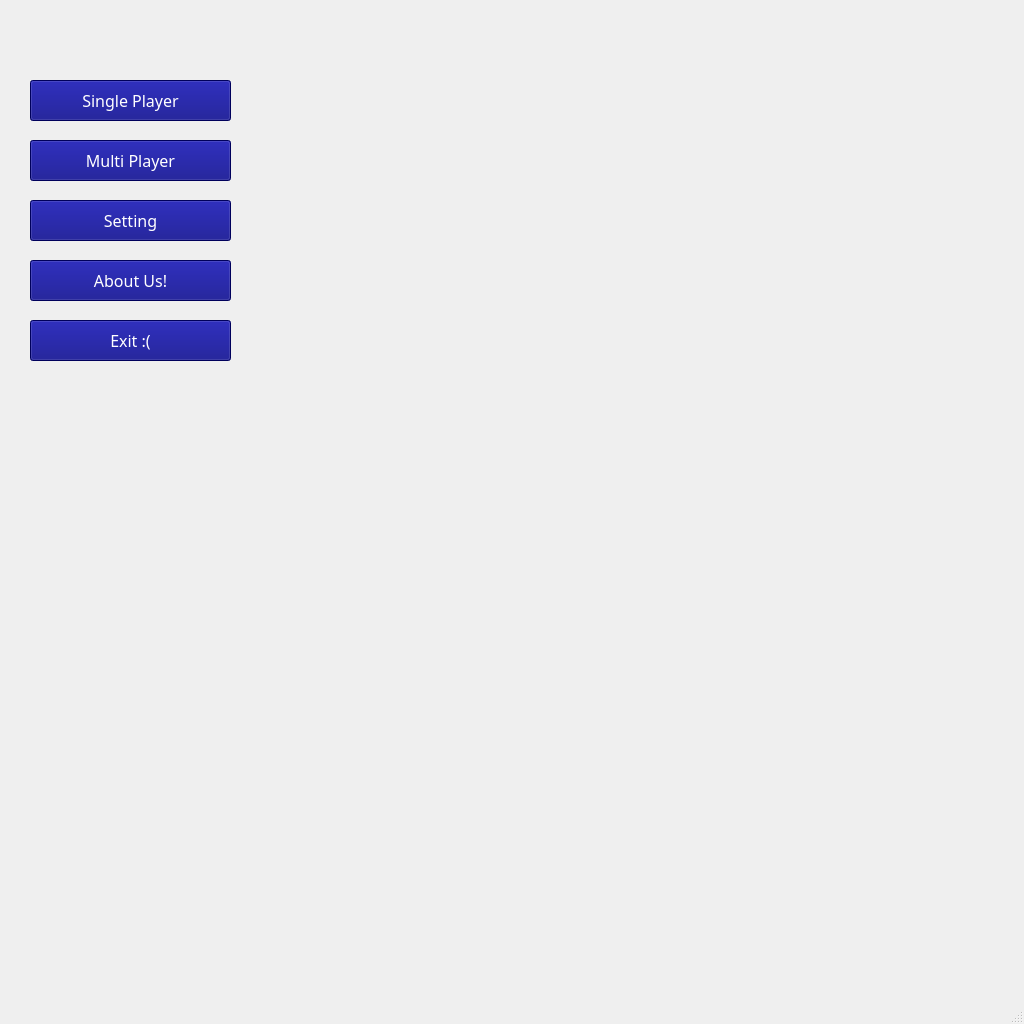
rezaqomy/quse, file mainwindow.ui: the form before one commit.
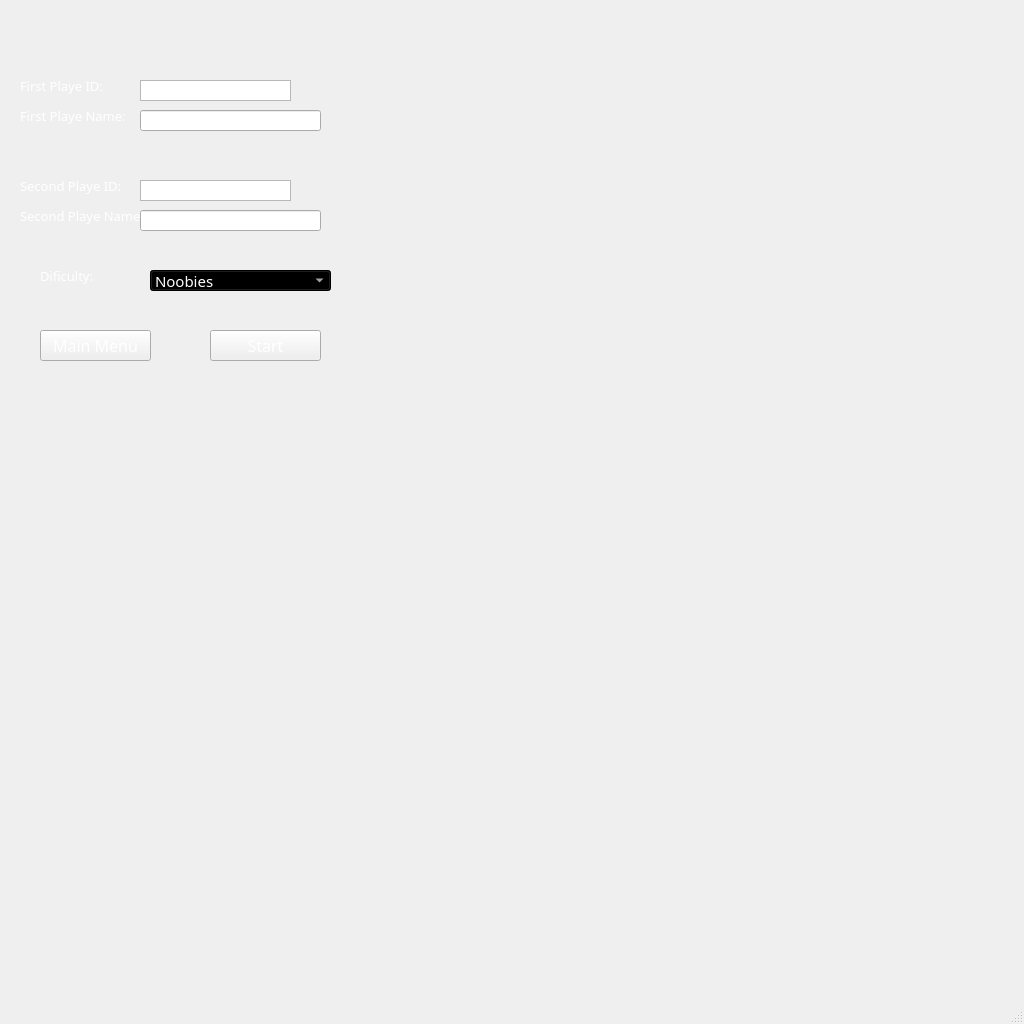
The form after the commit. The open tabs and pages were chosen to show the change. Icons and pictures are not drawn.

Commit message: next pages

```diff
--- a/mainwindow.ui
+++ b/mainwindow.ui
@@ -27,8 +27,14 @@
       <height>700</height>
      </rect>
     </property>
+    <property name="font">
+     <font>
+      <family>B Nazanin</family>
+      <pointsize>14</pointsize>
+     </font>
+    </property>
     <property name="styleSheet">
-     <string notr="true"/>
+     <string notr="true">color: rgb(255, 255, 255);</string>
     </property>
     <property name="currentIndex">
      <number>0</number>
@@ -153,7 +159,440 @@
       </property>
      </widget>
     </widget>
-    <widget class="QWidget" name="page_2"/>
+    <widget class="QWidget" name="page_2">
+     <widget class="QLabel" name="lblYourID">
+      <property name="geometry">
+       <rect>
+        <x>20</x>
+        <y>140</y>
+        <width>71</width>
+        <height>31</height>
+       </rect>
+      </property>
+      <property name="font">
+       <font>
+        <family>B Nazanin</family>
+        <pointsize>14</pointsize>
+       </font>
+      </property>
+      <property name="styleSheet">
+       <string notr="true">color: rgb(255, 255, 255);</string>
+      </property>
+      <property name="text">
+       <string>Your ID:</string>
+      </property>
+     </widget>
+     <widget class="QLabel" name="lblName">
+      <property name="geometry">
+       <rect>
+        <x>20</x>
+        <y>180</y>
+        <width>121</width>
+        <height>31</height>
+       </rect>
+      </property>
+      <property name="font">
+       <font>
+        <family>B Nazanin</family>
+        <pointsize>14</pointsize>
+       </font>
+      </property>
+      <property name="styleSheet">
+       <string notr="true">color: rgb(255, 255, 255);</string>
+      </property>
+      <property name="text">
+       <string>Your Name:</string>
+      </property>
+     </widget>
+     <widget class="QLabel" name="lblDificulty">
+      <property name="geometry">
+       <rect>
+        <x>20</x>
+        <y>220</y>
+        <width>81</width>
+        <height>31</height>
+       </rect>
+      </property>
+      <property name="font">
+       <font>
+        <family>B Nazanin</family>
+        <pointsize>14</pointsize>
+       </font>
+      </property>
+      <property name="styleSheet">
+       <string notr="true">color: rgb(255, 255, 255);</string>
+      </property>
+      <property name="text">
+       <string>Dificulty:</string>
+      </property>
+     </widget>
+     <widget class="QComboBox" name="comboDificulty">
+      <property name="geometry">
+       <rect>
+        <x>130</x>
+        <y>230</y>
+        <width>181</width>
+        <height>21</height>
+       </rect>
+      </property>
+      <property name="font">
+       <font>
+        <family>B Nazanin</family>
+        <pointsize>14</pointsize>
+        <weight>50</weight>
+        <bold>false</bold>
+       </font>
+      </property>
+      <property name="styleSheet">
+       <string notr="true">background-color: rgb(0, 0, 0);
+border-color: rgb(0, 0, 127);
+color: rgb(255, 255, 255);</string>
+      </property>
+      <item>
+       <property name="text">
+        <string>Noobies</string>
+       </property>
+      </item>
+      <item>
+       <property name="text">
+        <string>Medium</string>
+       </property>
+      </item>
+      <item>
+       <property name="text">
+        <string>Death</string>
+       </property>
+      </item>
+     </widget>
+     <widget class="QLineEdit" name="txtName">
+      <property name="geometry">
+       <rect>
+        <x>130</x>
+        <y>190</y>
+        <width>181</width>
+        <height>21</height>
+       </rect>
+      </property>
+      <property name="font">
+       <font>
+        <family>B Nazanin</family>
+        <pointsize>14</pointsize>
+       </font>
+      </property>
+     </widget>
+     <widget class="QTableView" name="tableID">
+      <property name="geometry">
+       <rect>
+        <x>130</x>
+        <y>150</y>
+        <width>151</width>
+        <height>21</height>
+       </rect>
+      </property>
+      <property name="font">
+       <font>
+        <family>B Nazanin</family>
+        <pointsize>14</pointsize>
+        <weight>50</weight>
+        <bold>false</bold>
+       </font>
+      </property>
+     </widget>
+     <widget class="QPushButton" name="btnStartSingle">
+      <property name="geometry">
+       <rect>
+        <x>190</x>
+        <y>290</y>
+        <width>111</width>
+        <height>31</height>
+       </rect>
+      </property>
+      <property name="font">
+       <font>
+        <family>B Nazanin</family>
+        <pointsize>13</pointsize>
+       </font>
+      </property>
+      <property name="text">
+       <string>Start</string>
+      </property>
+     </widget>
+     <widget class="QPushButton" name="btnBack1">
+      <property name="geometry">
+       <rect>
+        <x>20</x>
+        <y>290</y>
+        <width>111</width>
+        <height>31</height>
+       </rect>
+      </property>
+      <property name="font">
+       <font>
+        <family>B Nazanin</family>
+        <pointsize>12</pointsize>
+       </font>
+      </property>
+      <property name="text">
+       <string>Main Menu</string>
+      </property>
+     </widget>
+    </widget>
+    <widget class="QWidget" name="page_3">
+     <widget class="QLabel" name="lblYourIDFirst">
+      <property name="geometry">
+       <rect>
+        <x>20</x>
+        <y>70</y>
+        <width>91</width>
+        <height>31</height>
+       </rect>
+      </property>
+      <property name="font">
+       <font>
+        <family>B Nazanin</family>
+        <pointsize>10</pointsize>
+       </font>
+      </property>
+      <property name="styleSheet">
+       <string notr="true">color: rgb(255, 255, 255);</string>
+      </property>
+      <property name="text">
+       <string>First Playe ID:</string>
+      </property>
+     </widget>
+     <widget class="QLabel" name="lblNameFirst">
+      <property name="geometry">
+       <rect>
+        <x>20</x>
+        <y>100</y>
+        <width>111</width>
+        <height>31</height>
+       </rect>
+      </property>
+      <property name="font">
+       <font>
+        <family>B Nazanin</family>
+        <pointsize>10</pointsize>
+       </font>
+      </property>
+      <property name="styleSheet">
+       <string notr="true">color: rgb(255, 255, 255);</string>
+      </property>
+      <property name="text">
+       <string>First Playe Name:</string>
+      </property>
+     </widget>
+     <widget class="QLabel" name="lblYourIDSecond">
+      <property name="geometry">
+       <rect>
+        <x>20</x>
+        <y>170</y>
+        <width>111</width>
+        <height>31</height>
+       </rect>
+      </property>
+      <property name="font">
+       <font>
+        <family>B Nazanin</family>
+        <pointsize>10</pointsize>
+       </font>
+      </property>
+      <property name="styleSheet">
+       <string notr="true">color: rgb(255, 255, 255);</string>
+      </property>
+      <property name="text">
+       <string>Second Playe ID:</string>
+      </property>
+     </widget>
+     <widget class="QLabel" name="lblNameSecond">
+      <property name="geometry">
+       <rect>
+        <x>20</x>
+        <y>200</y>
+        <width>131</width>
+        <height>31</height>
+       </rect>
+      </property>
+      <property name="font">
+       <font>
+        <family>B Nazanin</family>
+        <pointsize>10</pointsize>
+       </font>
+      </property>
+      <property name="styleSheet">
+       <string notr="true">color: rgb(255, 255, 255);</string>
+      </property>
+      <property name="text">
+       <string>Second Playe Name:</string>
+      </property>
+     </widget>
+     <widget class="QLabel" name="lblDificulty_2">
+      <property name="geometry">
+       <rect>
+        <x>40</x>
+        <y>260</y>
+        <width>81</width>
+        <height>31</height>
+       </rect>
+      </property>
+      <property name="font">
+       <font>
+        <family>B Nazanin</family>
+        <pointsize>10</pointsize>
+       </font>
+      </property>
+      <property name="styleSheet">
+       <string notr="true">color: rgb(255, 255, 255);</string>
+      </property>
+      <property name="text">
+       <string>Dificulty:</string>
+      </property>
+     </widget>
+     <widget class="QComboBox" name="comboDificulty_2">
+      <property name="geometry">
+       <rect>
+        <x>150</x>
+        <y>270</y>
+        <width>181</width>
+        <height>21</height>
+       </rect>
+      </property>
+      <property name="font">
+       <font>
+        <family>B Nazanin</family>
+        <pointsize>11</pointsize>
+        <weight>50</weight>
+        <bold>false</bold>
+       </font>
+      </property>
+      <property name="styleSheet">
+       <string notr="true">background-color: rgb(0, 0, 0);
+border-color: rgb(0, 0, 127);
+color: rgb(255, 255, 255);</string>
+      </property>
+      <item>
+       <property name="text">
+        <string>Noobies</string>
+       </property>
+      </item>
+      <item>
+       <property name="text">
+        <string>Medium</string>
+       </property>
+      </item>
+      <item>
+       <property name="text">
+        <string>Death</string>
+       </property>
+      </item>
+     </widget>
+     <widget class="QPushButton" name="btnBack2">
+      <property name="geometry">
+       <rect>
+        <x>40</x>
+        <y>330</y>
+        <width>111</width>
+        <height>31</height>
+       </rect>
+      </property>
+      <property name="font">
+       <font>
+        <family>B Nazanin</family>
+        <pointsize>12</pointsize>
+       </font>
+      </property>
+      <property name="text">
+       <string>Main Menu</string>
+      </property>
+     </widget>
+     <widget class="QPushButton" name="btnStartMulti">
+      <property name="geometry">
+       <rect>
+        <x>210</x>
+        <y>330</y>
+        <width>111</width>
+        <height>31</height>
+       </rect>
+      </property>
+      <property name="font">
+       <font>
+        <family>B Nazanin</family>
+        <pointsize>12</pointsize>
+       </font>
+      </property>
+      <property name="text">
+       <string>Start</string>
+      </property>
+     </widget>
+     <widget class="QLineEdit" name="txtNameSecond">
+      <property name="geometry">
+       <rect>
+        <x>140</x>
+        <y>210</y>
+        <width>181</width>
+        <height>21</height>
+       </rect>
+      </property>
+      <property name="font">
+       <font>
+        <family>B Nazanin</family>
+        <pointsize>14</pointsize>
+       </font>
+      </property>
+     </widget>
+     <widget class="QLineEdit" name="txtNameFirst">
+      <property name="geometry">
+       <rect>
+        <x>140</x>
+        <y>110</y>
+        <width>181</width>
+        <height>21</height>
+       </rect>
+      </property>
+      <property name="font">
+       <font>
+        <family>B Nazanin</family>
+        <pointsize>14</pointsize>
+       </font>
+      </property>
+     </widget>
+     <widget class="QTableView" name="tableIDFirst">
+      <property name="geometry">
+       <rect>
+        <x>140</x>
+        <y>80</y>
+        <width>151</width>
+        <height>21</height>
+       </rect>
+      </property>
+      <property name="font">
+       <font>
+        <family>B Nazanin</family>
+        <pointsize>14</pointsize>
+        <weight>50</weight>
+        <bold>false</bold>
+       </font>
+      </property>
+     </widget>
+     <widget class="QTableView" name="tableIDSecond">
+      <property name="geometry">
+       <rect>
+        <x>140</x>
+        <y>180</y>
+        <width>151</width>
+        <height>21</height>
+       </rect>
+      </property>
+      <property name="font">
+       <font>
+        <family>B Nazanin</family>
+        <pointsize>14</pointsize>
+        <weight>50</weight>
+        <bold>false</bold>
+       </font>
+      </property>
+     </widget>
+    </widget>
    </widget>
   </widget>
   <widget class="QMenuBar" name="menubar">
```
The commit also changes 2 other files.
